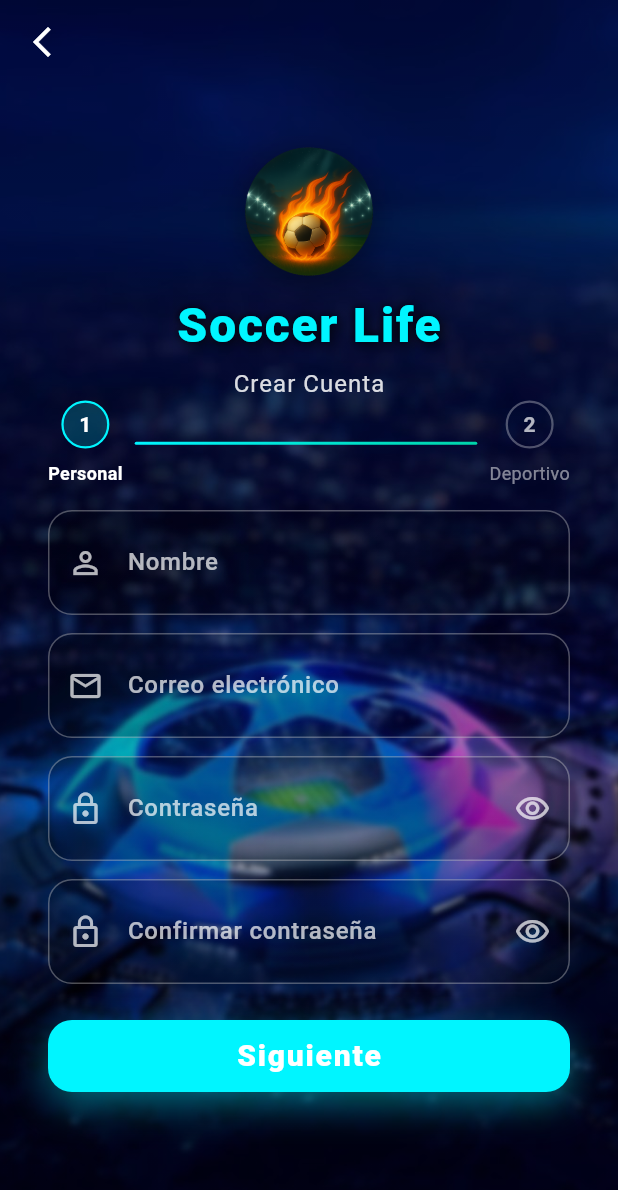
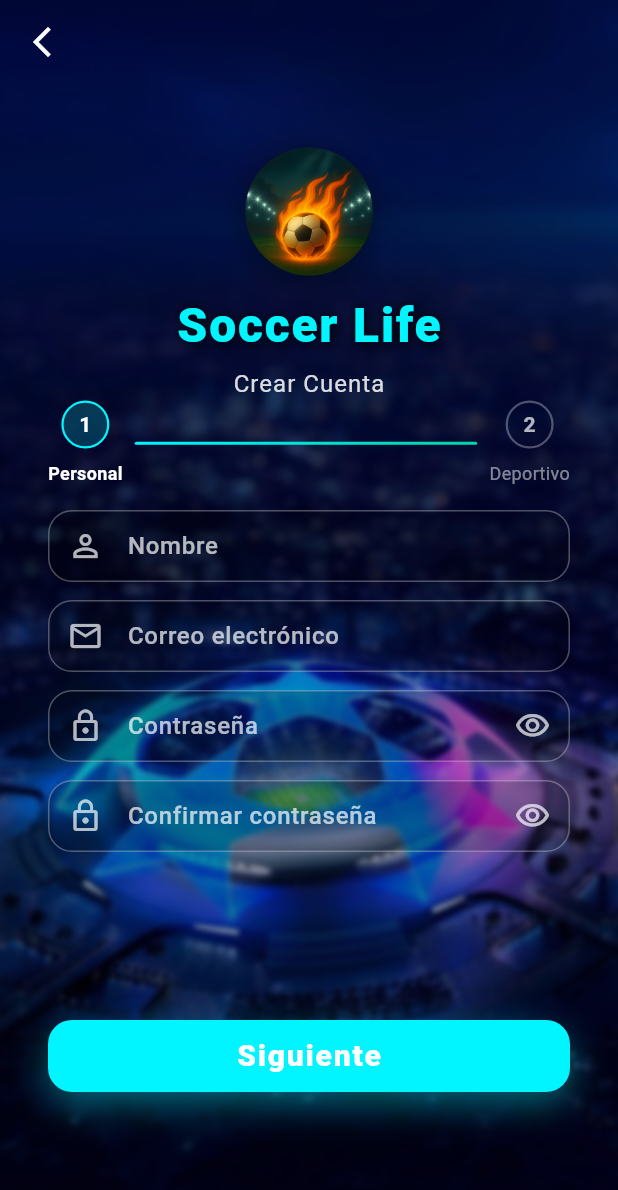
Before and after one commit to DaniielJr10/soccerlife, a Flutter app: the RegistrarsePage screen opened directly, on a phone screen of 412 x 824 dp. Shown: the top 1190 px of the screen. Run offline on Flutter 3.47's test engine with Material 3 defaults, Android fonts, the phone set to English and light mode, and no system bars.

Commit message:
tamaño de campos en registrase

```diff
--- a/lib/login/registrarse.dart
+++ b/lib/login/registrarse.dart
@@ -636,7 +636,9 @@ class _RegistrarsePageState extends State<RegistrarsePage> with TickerProviderSt
     void Function()? onTap,
   }) {
     final isFocused = focusNode != null && (_focusStates[focusNode] ?? false);
-    return AnimatedContainer(
+    return SizedBox(
+      height: 48,
+      child: AnimatedContainer(
         duration: const Duration(milliseconds: 300),
         decoration: BoxDecoration(
           borderRadius: BorderRadius.circular(16),
@@ -679,8 +681,9 @@ class _RegistrarsePageState extends State<RegistrarsePage> with TickerProviderSt
             ),
             hintStyle: TextStyle(color: Colors.white.withValues(alpha: 0.5)),
             border: InputBorder.none,
-          contentPadding: const EdgeInsets.symmetric(horizontal: 16, vertical: 14),
+            contentPadding: const EdgeInsets.symmetric(horizontal: 16, vertical: 8),
             errorStyle: const TextStyle(color: Color(0xFFff6b6b), fontWeight: FontWeight.w500),
+          ),
         ),
       ),
     );
```
Lines whose indentation alone changed are shown as unchanged.
